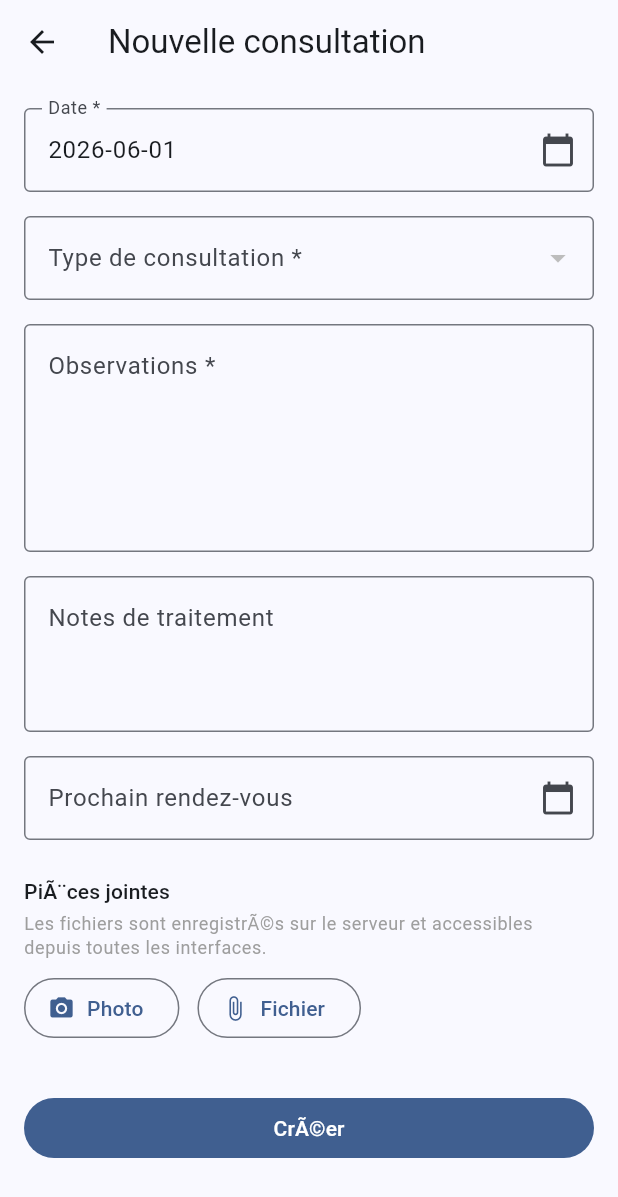
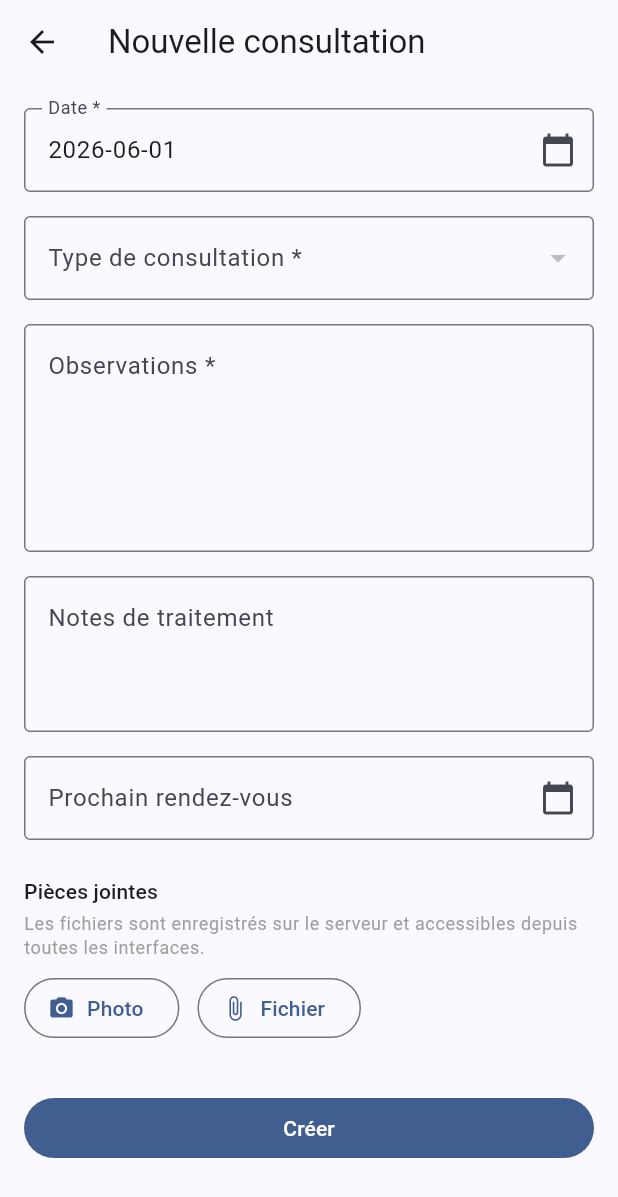
Before and after one commit to Herebeyond/Greffe_Mobile, a Flutter app: the ConsultationFormScreen screen opened directly with empty values, on a phone screen of 412 x 824 dp. Shown: the top 1197 px of the screen. Run offline on Flutter 3.47's test engine with Material 3 defaults, Android fonts, the phone set to English and light mode, and no system bars; our stand-ins replace file_picker, flutter_secure_storage, image_picker, open_filex; accounts and stored records are empty.

Commit message:
fix(mobile): repair UTF-8 mojibake in consultation form labels

```diff
--- a/lib/screens/consultation_form_screen.dart
+++ b/lib/screens/consultation_form_screen.dart
@@ -183,7 +183,7 @@ class _ConsultationFormScreenState extends State<ConsultationFormScreen> {
       if (mounted) {
         ScaffoldMessenger.of(context).showSnackBar(
           SnackBar(
-            content: Text(_isEdit ? 'Consultation modifiÃ©e' : 'Consultation crÃ©Ã©e'),
+            content: Text(_isEdit ? 'Consultation modifiée' : 'Consultation créée'),
             backgroundColor: Colors.green,
           ),
         );
@@ -233,7 +233,7 @@ class _ConsultationFormScreenState extends State<ConsultationFormScreen> {
                     ? const LinearProgressIndicator()
                     : _patientDoctors.isEmpty
                         ? const Text(
-                            'Aucun mÃ©decin assignÃ© Ã  ce patient.',
+                            'Aucun médecin assigné à ce patient.',
                             style: TextStyle(color: Colors.orange),
                           )
                         : DropdownButtonFormField<String>(
@@ -318,10 +318,10 @@ class _ConsultationFormScreenState extends State<ConsultationFormScreen> {
               const SizedBox(height: 24),
 
               // File attachments
-              Text('PiÃ¨ces jointes', style: Theme.of(context).textTheme.titleSmall),
+              Text('Pièces jointes', style: Theme.of(context).textTheme.titleSmall),
               const SizedBox(height: 4),
               Text(
-                'Les fichiers sont enregistrÃ©s sur le serveur et accessibles depuis toutes les interfaces.',
+                'Les fichiers sont enregistrés sur le serveur et accessibles depuis toutes les interfaces.',
                 style: Theme.of(context).textTheme.bodySmall?.copyWith(color: Colors.grey),
               ),
               const SizedBox(height: 8),
@@ -349,7 +349,7 @@ class _ConsultationFormScreenState extends State<ConsultationFormScreen> {
                     dense: true,
                     leading: const Icon(Icons.insert_drive_file),
                     title: Text(name, overflow: TextOverflow.ellipsis),
-                    subtitle: const Text('Appuyer pour prÃ©visualiser', style: TextStyle(fontSize: 11)),
+                    subtitle: const Text('Appuyer pour prévisualiser', style: TextStyle(fontSize: 11)),
                     trailing: IconButton(
                       icon: const Icon(Icons.close, size: 18),
                       onPressed: () => setState(() => _filesToUpload.removeAt(i)),
@@ -367,7 +367,7 @@ class _ConsultationFormScreenState extends State<ConsultationFormScreen> {
                         height: 20, width: 20,
                         child: CircularProgressIndicator(strokeWidth: 2, color: Colors.white),
                       )
-                    : Text(_isEdit ? 'Enregistrer' : 'CrÃ©er'),
+                    : Text(_isEdit ? 'Enregistrer' : 'Créer'),
               ),
             ],
           ),
```
